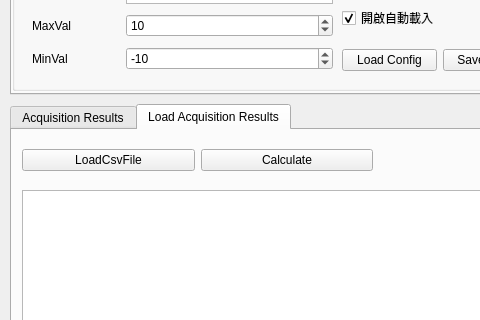
Before: the Qt Designer form ui/mainWindow.ui in chiajen870907/NI-DAQ, drawn with Qt 5; both pictures show x 0 to 480 and y 86 to 406 of the 963 by 992 pixel window.
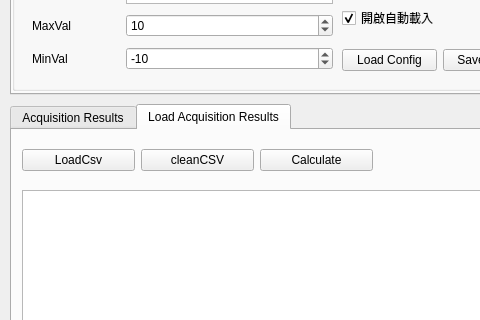
After: the same form once the commit is applied. The open tabs and pages were chosen to show the change. Custom widgets are drawn as their Qt base class.

Commit message: feat : auto cal

```diff
--- a/ui/mainWindow.ui
+++ b/ui/mainWindow.ui
@@ -90,7 +90,14 @@
        <item>
         <widget class="QPushButton" name="loadCsv">
          <property name="text">
-          <string>LoadCsvFile</string>
+          <string>LoadCsv</string>
+         </property>
+        </widget>
+       </item>
+       <item>
+        <widget class="QPushButton" name="cleanCSV">
+         <property name="text">
+          <string>cleanCSV</string>
          </property>
         </widget>
        </item>
```
Left out of the diff: 2 changed lines with no effect on the pictures. The commit also changes 2 other files.
